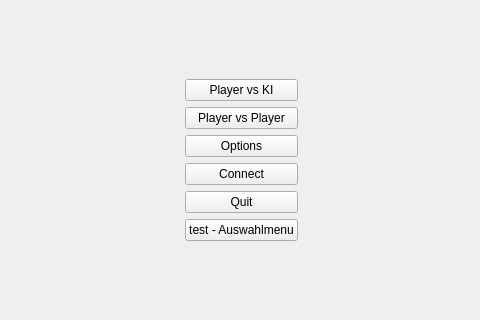
The window that startmenu.ui (Sly321/Fighterino) describes before a commit, drawn with Qt 5; both pictures show x 159 to 639 and y 140 to 460 of the 800 by 600 pixel window.
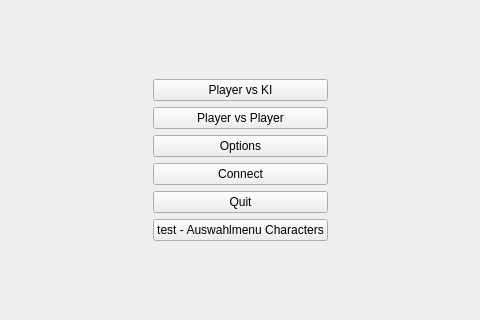
The same window after the commit.

```diff
--- a/startmenu.ui
+++ b/startmenu.ui
@@ -108,7 +108,7 @@
    <item row="2" column="1">
     <widget class="QPushButton" name="pushButton_6">
      <property name="text">
-      <string>test - Auswahlmenu</string>
+      <string>test - Auswahlmenu Characters</string>
      </property>
     </widget>
    </item>
```
